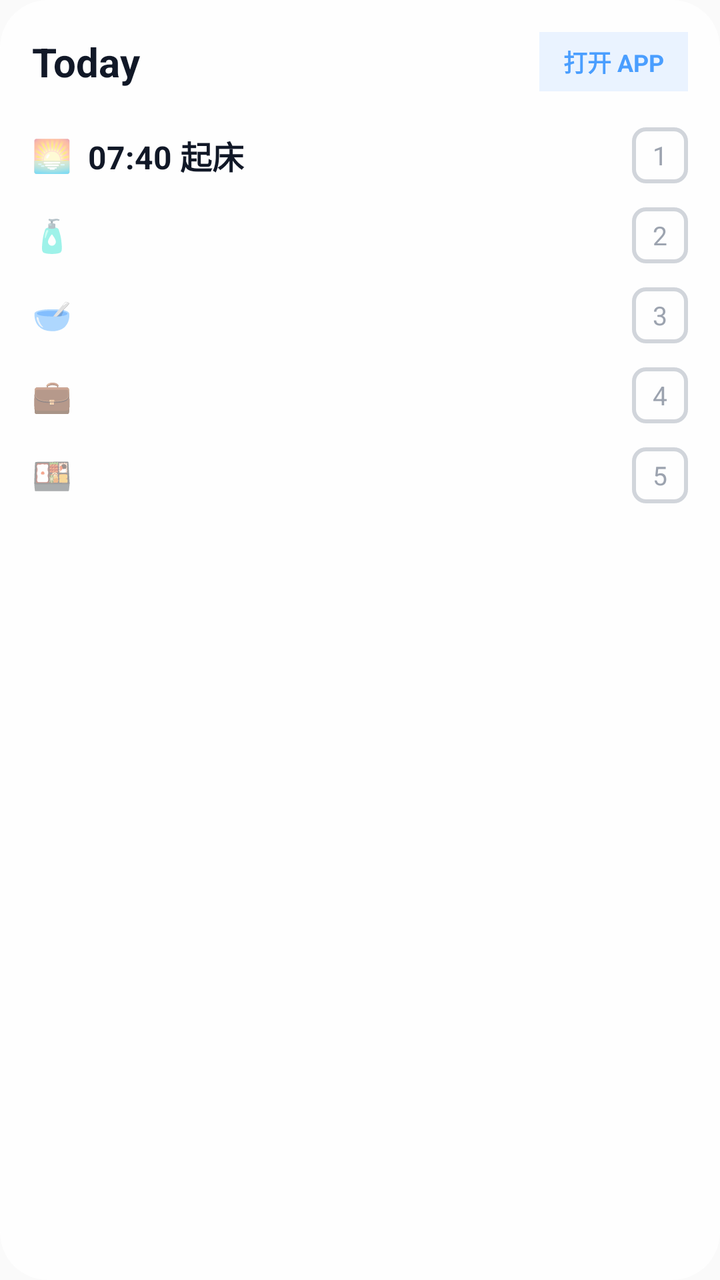
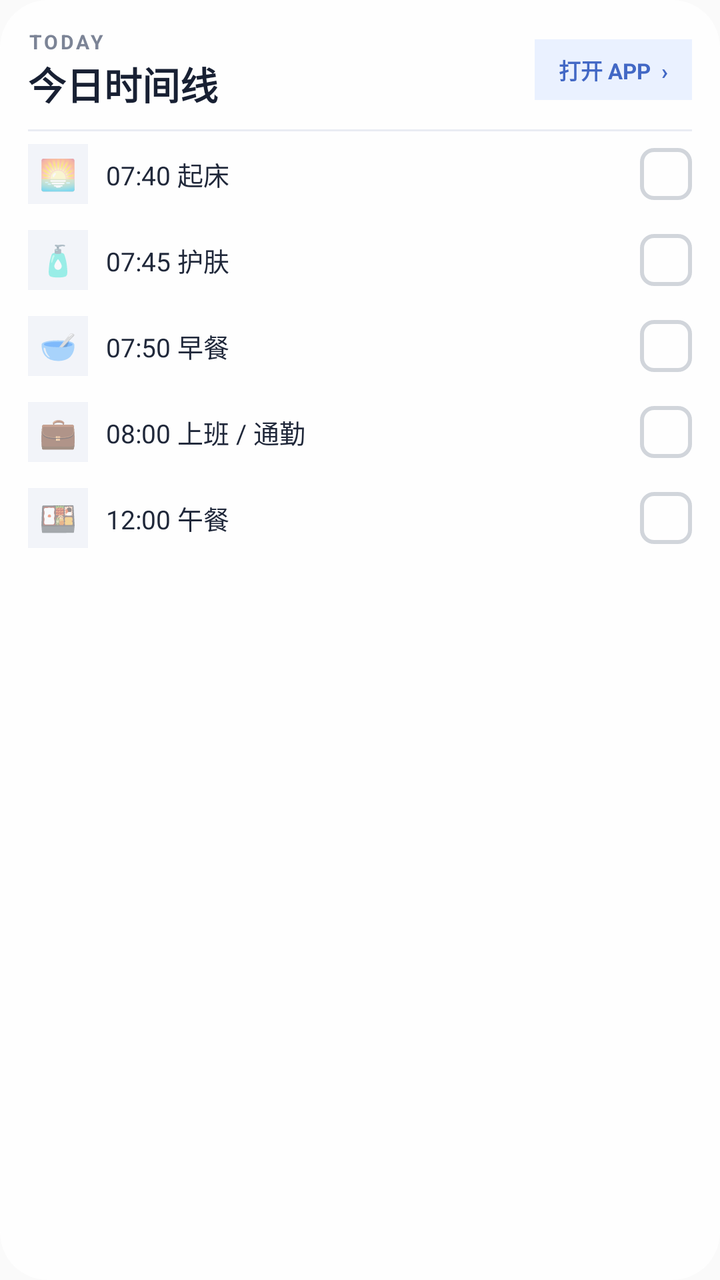

Screens rendered from an Android XML layout before and after an edit, with the pre-edit source and the edit as a unified diff.
<!-- AndroidManifest.xml: application theme Theme.AppCompat.Light.NoActionBar -->
<!-- res/layout/widget_health_card.xml -->
<?xml version="1.0" encoding="utf-8"?>
<LinearLayout xmlns:android="http://schemas.android.com/apk/res/android"
    android:layout_width="match_parent" android:layout_height="match_parent"
    android:background="@drawable/widget_bg_transparent" android:padding="16dp" android:orientation="vertical">
    
    
    <LinearLayout android:layout_width="match_parent" android:layout_height="wrap_content" android:orientation="horizontal" android:gravity="center_vertical" android:layout_marginBottom="12dp">
        <TextView android:layout_width="0dp" android:layout_weight="1" android:layout_height="wrap_content" android:text="Today" android:textColor="#111827" android:textSize="20dp" android:textStyle="bold" />
        <TextView android:id="@+id/widget_btn_open_app" android:layout_width="wrap_content" android:layout_height="wrap_content" android:text="打开 APP" android:background="#EAF3FF" android:paddingLeft="12dp" android:paddingRight="12dp" android:paddingTop="6dp" android:paddingBottom="6dp" android:textColor="#4A9EFF" android:textSize="12dp" android:textStyle="bold" />
    </LinearLayout>

    
    <LinearLayout android:id="@+id/widget_item_1_layout" android:layout_width="match_parent" android:layout_height="wrap_content" android:orientation="horizontal" android:gravity="center_vertical" android:paddingTop="6dp" android:paddingBottom="6dp">
        <TextView android:id="@+id/widget_item_1_icon" android:layout_width="wrap_content" android:layout_height="wrap_content" android:text="🌅" android:textSize="16dp" android:layout_marginRight="8dp" />
        <TextView android:id="@+id/widget_item_1_text" android:layout_width="0dp" android:layout_weight="1" android:layout_height="wrap_content" android:text="07:40 起床" android:textColor="#111827" android:textSize="16dp" android:textStyle="bold" android:maxLines="1" android:ellipsize="end" />
        <TextView android:id="@+id/widget_item_1_check" android:layout_width="28dp" android:layout_height="28dp" android:background="@drawable/widget_square_bg" android:text="1" android:textColor="#9CA3AF" android:textSize="13dp" android:gravity="center" android:layout_marginLeft="8dp" />
    </LinearLayout>

    
    <LinearLayout android:id="@+id/widget_item_2_layout" android:layout_width="match_parent" android:layout_height="wrap_content" android:orientation="horizontal" android:gravity="center_vertical" android:paddingTop="6dp" android:paddingBottom="6dp">
        <TextView android:id="@+id/widget_item_2_icon" android:layout_width="wrap_content" android:layout_height="wrap_content" android:text="🧴" android:textSize="16dp" android:layout_marginRight="8dp" />
        <TextView android:id="@+id/widget_item_2_text" android:layout_width="0dp" android:layout_weight="1" android:layout_height="wrap_content" android:text="" android:textColor="#111827" android:textSize="16dp" android:textStyle="bold" android:maxLines="1" android:ellipsize="end" />
        <TextView android:id="@+id/widget_item_2_check" android:layout_width="28dp" android:layout_height="28dp" android:background="@drawable/widget_square_bg" android:text="2" android:textColor="#9CA3AF" android:textSize="13dp" android:gravity="center" android:layout_marginLeft="8dp" />
    </LinearLayout>

    
    <LinearLayout android:id="@+id/widget_item_3_layout" android:layout_width="match_parent" android:layout_height="wrap_content" android:orientation="horizontal" android:gravity="center_vertical" android:paddingTop="6dp" android:paddingBottom="6dp">
        <TextView android:id="@+id/widget_item_3_icon" android:layout_width="wrap_content" android:layout_height="wrap_content" android:text="🥣" android:textSize="16dp" android:layout_marginRight="8dp" />
        <TextView android:id="@+id/widget_item_3_text" android:layout_width="0dp" android:layout_weight="1" android:layout_height="wrap_content" android:text="" android:textColor="#111827" android:textSize="16dp" android:textStyle="bold" android:maxLines="1" android:ellipsize="end" />
        <TextView android:id="@+id/widget_item_3_check" android:layout_width="28dp" android:layout_height="28dp" android:background="@drawable/widget_square_bg" android:text="3" android:textColor="#9CA3AF" android:textSize="13dp" android:gravity="center" android:layout_marginLeft="8dp" />
    </LinearLayout>

    
    <LinearLayout android:id="@+id/widget_item_4_layout" android:layout_width="match_parent" android:layout_height="wrap_content" android:orientation="horizontal" android:gravity="center_vertical" android:paddingTop="6dp" android:paddingBottom="6dp">
        <TextView android:id="@+id/widget_item_4_icon" android:layout_width="wrap_content" android:layout_height="wrap_content" android:text="💼" android:textSize="16dp" android:layout_marginRight="8dp" />
        <TextView android:id="@+id/widget_item_4_text" android:layout_width="0dp" android:layout_weight="1" android:layout_height="wrap_content" android:text="" android:textColor="#111827" android:textSize="16dp" android:textStyle="bold" android:maxLines="1" android:ellipsize="end" />
        <TextView android:id="@+id/widget_item_4_check" android:layout_width="28dp" android:layout_height="28dp" android:background="@drawable/widget_square_bg" android:text="4" android:textColor="#9CA3AF" android:textSize="13dp" android:gravity="center" android:layout_marginLeft="8dp" />
    </LinearLayout>

    
    <LinearLayout android:id="@+id/widget_item_5_layout" android:layout_width="match_parent" android:layout_height="wrap_content" android:orientation="horizontal" android:gravity="center_vertical" android:paddingTop="6dp" android:paddingBottom="6dp">
        <TextView android:id="@+id/widget_item_5_icon" android:layout_width="wrap_content" android:layout_height="wrap_content" android:text="🍱" android:textSize="16dp" android:layout_marginRight="8dp" />
        <TextView android:id="@+id/widget_item_5_text" android:layout_width="0dp" android:layout_weight="1" android:layout_height="wrap_content" android:text="" android:textColor="#111827" android:textSize="16dp" android:textStyle="bold" android:maxLines="1" android:ellipsize="end" />
        <TextView android:id="@+id/widget_item_5_check" android:layout_width="28dp" android:layout_height="28dp" android:background="@drawable/widget_square_bg" android:text="5" android:textColor="#9CA3AF" android:textSize="13dp" android:gravity="center" android:layout_marginLeft="8dp" />
    </LinearLayout>
</LinearLayout>
<!-- resources referenced by this layout -->
<resources>
  <!-- drawable widget_bg_transparent (drawable) -->
  <?xml version="1.0" encoding="utf-8"?>
  <shape xmlns:android="http://schemas.android.com/apk/res/android">
      <solid android:color="#E6FFFFFF" />
      <corners android:radius="24dp" />
  </shape>
  <!-- drawable widget_square_bg (drawable) -->
  <?xml version="1.0" encoding="utf-8"?>
  <shape xmlns:android="http://schemas.android.com/apk/res/android">
      <stroke android:width="2dp" android:color="#D1D5DB" />
      <solid android:color="#00000000" />
      <corners android:radius="6dp" />
  </shape>
</resources>

<!-- the commit's change to res/layout/widget_health_card.xml (unified diff, before → after) -->
@@ -1,46 +1,254 @@
 <?xml version="1.0" encoding="utf-8"?>
 <LinearLayout xmlns:android="http://schemas.android.com/apk/res/android"
-    android:layout_width="match_parent" android:layout_height="match_parent"
-    android:background="@drawable/widget_bg_transparent" android:padding="16dp" android:orientation="vertical">
-    
-    
-    <LinearLayout android:layout_width="match_parent" android:layout_height="wrap_content" android:orientation="horizontal" android:gravity="center_vertical" android:layout_marginBottom="12dp">
-        <TextView android:layout_width="0dp" android:layout_weight="1" android:layout_height="wrap_content" android:text="Today" android:textColor="#111827" android:textSize="20dp" android:textStyle="bold" />
-        <TextView android:id="@+id/widget_btn_open_app" android:layout_width="wrap_content" android:layout_height="wrap_content" android:text="打开 APP" android:background="#EAF3FF" android:paddingLeft="12dp" android:paddingRight="12dp" android:paddingTop="6dp" android:paddingBottom="6dp" android:textColor="#4A9EFF" android:textSize="12dp" android:textStyle="bold" />
-    </LinearLayout>
-
-    
-    <LinearLayout android:id="@+id/widget_item_1_layout" android:layout_width="match_parent" android:layout_height="wrap_content" android:orientation="horizontal" android:gravity="center_vertical" android:paddingTop="6dp" android:paddingBottom="6dp">
-        <TextView android:id="@+id/widget_item_1_icon" android:layout_width="wrap_content" android:layout_height="wrap_content" android:text="🌅" android:textSize="16dp" android:layout_marginRight="8dp" />
-        <TextView android:id="@+id/widget_item_1_text" android:layout_width="0dp" android:layout_weight="1" android:layout_height="wrap_content" android:text="07:40 起床" android:textColor="#111827" android:textSize="16dp" android:textStyle="bold" android:maxLines="1" android:ellipsize="end" />
-        <TextView android:id="@+id/widget_item_1_check" android:layout_width="28dp" android:layout_height="28dp" android:background="@drawable/widget_square_bg" android:text="1" android:textColor="#9CA3AF" android:textSize="13dp" android:gravity="center" android:layout_marginLeft="8dp" />
-    </LinearLayout>
-
-    
-    <LinearLayout android:id="@+id/widget_item_2_layout" android:layout_width="match_parent" android:layout_height="wrap_content" android:orientation="horizontal" android:gravity="center_vertical" android:paddingTop="6dp" android:paddingBottom="6dp">
-        <TextView android:id="@+id/widget_item_2_icon" android:layout_width="wrap_content" android:layout_height="wrap_content" android:text="🧴" android:textSize="16dp" android:layout_marginRight="8dp" />
-        <TextView android:id="@+id/widget_item_2_text" android:layout_width="0dp" android:layout_weight="1" android:layout_height="wrap_content" android:text="" android:textColor="#111827" android:textSize="16dp" android:textStyle="bold" android:maxLines="1" android:ellipsize="end" />
-        <TextView android:id="@+id/widget_item_2_check" android:layout_width="28dp" android:layout_height="28dp" android:background="@drawable/widget_square_bg" android:text="2" android:textColor="#9CA3AF" android:textSize="13dp" android:gravity="center" android:layout_marginLeft="8dp" />
-    </LinearLayout>
-
-    
-    <LinearLayout android:id="@+id/widget_item_3_layout" android:layout_width="match_parent" android:layout_height="wrap_content" android:orientation="horizontal" android:gravity="center_vertical" android:paddingTop="6dp" android:paddingBottom="6dp">
-        <TextView android:id="@+id/widget_item_3_icon" android:layout_width="wrap_content" android:layout_height="wrap_content" android:text="🥣" android:textSize="16dp" android:layout_marginRight="8dp" />
-        <TextView android:id="@+id/widget_item_3_text" android:layout_width="0dp" android:layout_weight="1" android:layout_height="wrap_content" android:text="" android:textColor="#111827" android:textSize="16dp" android:textStyle="bold" android:maxLines="1" android:ellipsize="end" />
-        <TextView android:id="@+id/widget_item_3_check" android:layout_width="28dp" android:layout_height="28dp" android:background="@drawable/widget_square_bg" android:text="3" android:textColor="#9CA3AF" android:textSize="13dp" android:gravity="center" android:layout_marginLeft="8dp" />
-    </LinearLayout>
-
-    
-    <LinearLayout android:id="@+id/widget_item_4_layout" android:layout_width="match_parent" android:layout_height="wrap_content" android:orientation="horizontal" android:gravity="center_vertical" android:paddingTop="6dp" android:paddingBottom="6dp">
-        <TextView android:id="@+id/widget_item_4_icon" android:layout_width="wrap_content" android:layout_height="wrap_content" android:text="💼" android:textSize="16dp" android:layout_marginRight="8dp" />
-        <TextView android:id="@+id/widget_item_4_text" android:layout_width="0dp" android:layout_weight="1" android:layout_height="wrap_content" android:text="" android:textColor="#111827" android:textSize="16dp" android:textStyle="bold" android:maxLines="1" android:ellipsize="end" />
-        <TextView android:id="@+id/widget_item_4_check" android:layout_width="28dp" android:layout_height="28dp" android:background="@drawable/widget_square_bg" android:text="4" android:textColor="#9CA3AF" android:textSize="13dp" android:gravity="center" android:layout_marginLeft="8dp" />
-    </LinearLayout>
-
-    
-    <LinearLayout android:id="@+id/widget_item_5_layout" android:layout_width="match_parent" android:layout_height="wrap_content" android:orientation="horizontal" android:gravity="center_vertical" android:paddingTop="6dp" android:paddingBottom="6dp">
-        <TextView android:id="@+id/widget_item_5_icon" android:layout_width="wrap_content" android:layout_height="wrap_content" android:text="🍱" android:textSize="16dp" android:layout_marginRight="8dp" />
-        <TextView android:id="@+id/widget_item_5_text" android:layout_width="0dp" android:layout_weight="1" android:layout_height="wrap_content" android:text="" android:textColor="#111827" android:textSize="16dp" android:textStyle="bold" android:maxLines="1" android:ellipsize="end" />
-        <TextView android:id="@+id/widget_item_5_check" android:layout_width="28dp" android:layout_height="28dp" android:background="@drawable/widget_square_bg" android:text="5" android:textColor="#9CA3AF" android:textSize="13dp" android:gravity="center" android:layout_marginLeft="8dp" />
+    android:layout_width="match_parent"
+    android:layout_height="match_parent"
+    android:orientation="vertical"
+    android:padding="14dp"
+    android:background="@drawable/widget_bg_transparent">
+
+    <LinearLayout
+        android:layout_width="match_parent"
+        android:layout_height="wrap_content"
+        android:gravity="center_vertical"
+        android:orientation="horizontal"
+        android:paddingBottom="9dp">
+        <LinearLayout
+            android:layout_width="0dp"
+            android:layout_height="wrap_content"
+            android:layout_weight="1"
+            android:orientation="vertical">
+            <TextView
+                android:layout_width="wrap_content"
+                android:layout_height="wrap_content"
+                android:text="TODAY"
+                android:textColor="#7C8496"
+                android:textSize="10sp"
+                android:textStyle="bold"
+                android:letterSpacing="0.12" />
+            <TextView
+                android:layout_width="wrap_content"
+                android:layout_height="wrap_content"
+                android:text="今日时间线"
+                android:textColor="#182033"
+                android:textSize="19sp"
+                android:textStyle="bold" />
+        </LinearLayout>
+        <TextView
+            android:id="@+id/widget_btn_open_app"
+            android:layout_width="wrap_content"
+            android:layout_height="wrap_content"
+            android:background="#EAF1FF"
+            android:paddingHorizontal="12dp"
+            android:paddingVertical="7dp"
+            android:text="打开 APP  ›"
+            android:textColor="#4268C5"
+            android:textSize="11sp"
+            android:textStyle="bold" />
+    </LinearLayout>
+
+    <View
+        android:layout_width="match_parent"
+        android:layout_height="1dp"
+        android:background="#E9ECF3" />
+
+
+    <LinearLayout
+        android:id="@+id/widget_item_1_layout"
+        android:layout_width="match_parent"
+        android:layout_height="wrap_content"
+        android:orientation="horizontal"
+        android:gravity="center_vertical"
+        android:minHeight="43dp"
+        android:paddingVertical="5dp">
+        <TextView
+            android:id="@+id/widget_item_1_icon"
+            android:layout_width="30dp"
+            android:layout_height="30dp"
+            android:gravity="center"
+            android:background="#F2F4F9"
+            android:text="🌅"
+            android:textSize="15sp" />
+        <TextView
+            android:id="@+id/widget_item_1_text"
+            android:layout_width="0dp"
+            android:layout_height="wrap_content"
+            android:layout_weight="1"
+            android:layout_marginStart="9dp"
+            android:text="07:40 起床"
+            android:textColor="#20283A"
+            android:textSize="13sp"
+            android:maxLines="1"
+            android:ellipsize="end" />
+        <TextView
+            android:id="@+id/widget_item_1_check"
+            android:layout_width="26dp"
+            android:layout_height="26dp"
+            android:layout_marginStart="7dp"
+            android:background="@drawable/widget_square_bg"
+            android:gravity="center"
+            android:text=""
+            android:textColor="#FFFFFF"
+            android:textSize="13sp"
+            android:textStyle="bold" />
+    </LinearLayout>
+
+    <LinearLayout
+        android:id="@+id/widget_item_2_layout"
+        android:layout_width="match_parent"
+        android:layout_height="wrap_content"
+        android:orientation="horizontal"
+        android:gravity="center_vertical"
+        android:minHeight="43dp"
+        android:paddingVertical="5dp">
+        <TextView
+            android:id="@+id/widget_item_2_icon"
+            android:layout_width="30dp"
+            android:layout_height="30dp"
+            android:gravity="center"
+            android:background="#F2F4F9"
+            android:text="🧴"
+            android:textSize="15sp" />
+        <TextView
+            android:id="@+id/widget_item_2_text"
+            android:layout_width="0dp"
+            android:layout_height="wrap_content"
+            android:layout_weight="1"
+            android:layout_marginStart="9dp"
+            android:text="07:45 护肤"
+            android:textColor="#20283A"
+            android:textSize="13sp"
+            android:maxLines="1"
+            android:ellipsize="end" />
+        <TextView
+            android:id="@+id/widget_item_2_check"
+            android:layout_width="26dp"
+            android:layout_height="26dp"
+            android:layout_marginStart="7dp"
+            android:background="@drawable/widget_square_bg"
+            android:gravity="center"
+            android:text=""
+            android:textColor="#FFFFFF"
+            android:textSize="13sp"
+            android:textStyle="bold" />
+    </LinearLayout>
+
+    <LinearLayout
+        android:id="@+id/widget_item_3_layout"
+        android:layout_width="match_parent"
+        android:layout_height="wrap_content"
+        android:orientation="horizontal"
+        android:gravity="center_vertical"
+        android:minHeight="43dp"
+        android:paddingVertical="5dp">
+        <TextView
+            android:id="@+id/widget_item_3_icon"
+            android:layout_width="30dp"
+            android:layout_height="30dp"
+            android:gravity="center"
+            android:background="#F2F4F9"
+            android:text="🥣"
+            android:textSize="15sp" />
+        <TextView
+            android:id="@+id/widget_item_3_text"
+            android:layout_width="0dp"
+            android:layout_height="wrap_content"
+            android:layout_weight="1"
+            android:layout_marginStart="9dp"
+            android:text="07:50 早餐"
+            android:textColor="#20283A"
+            android:textSize="13sp"
+            android:maxLines="1"
+            android:ellipsize="end" />
+        <TextView
+            android:id="@+id/widget_item_3_check"
+            android:layout_width="26dp"
+            android:layout_height="26dp"
+            android:layout_marginStart="7dp"
+            android:background="@drawable/widget_square_bg"
+            android:gravity="center"
+            android:text=""
+            android:textColor="#FFFFFF"
+            android:textSize="13sp"
+            android:textStyle="bold" />
+    </LinearLayout>
+
+    <LinearLayout
+        android:id="@+id/widget_item_4_layout"
+        android:layout_width="match_parent"
+        android:layout_height="wrap_content"
+        android:orientation="horizontal"
+        android:gravity="center_vertical"
+        android:minHeight="43dp"
+        android:paddingVertical="5dp">
+        <TextView
+            android:id="@+id/widget_item_4_icon"
+            android:layout_width="30dp"
+            android:layout_height="30dp"
+            android:gravity="center"
+            android:background="#F2F4F9"
+            android:text="💼"
+            android:textSize="15sp" />
+        <TextView
+            android:id="@+id/widget_item_4_text"
+            android:layout_width="0dp"
+            android:layout_height="wrap_content"
+            android:layout_weight="1"
+            android:layout_marginStart="9dp"
+            android:text="08:00 上班 / 通勤"
+            android:textColor="#20283A"
+            android:textSize="13sp"
+            android:maxLines="1"
+            android:ellipsize="end" />
+        <TextView
+            android:id="@+id/widget_item_4_check"
+            android:layout_width="26dp"
+            android:layout_height="26dp"
+            android:layout_marginStart="7dp"
+            android:background="@drawable/widget_square_bg"
+            android:gravity="center"
+            android:text=""
+            android:textColor="#FFFFFF"
+            android:textSize="13sp"
+            android:textStyle="bold" />
+    </LinearLayout>
+
+    <LinearLayout
+        android:id="@+id/widget_item_5_layout"
+        android:layout_width="match_parent"
+        android:layout_height="wrap_content"
+        android:orientation="horizontal"
+        android:gravity="center_vertical"
+        android:minHeight="43dp"
+        android:paddingVertical="5dp">
+        <TextView
+            android:id="@+id/widget_item_5_icon"
+            android:layout_width="30dp"
+            android:layout_height="30dp"
+            android:gravity="center"
+            android:background="#F2F4F9"
+            android:text="🍱"
+            android:textSize="15sp" />
+        <TextView
+            android:id="@+id/widget_item_5_text"
+            android:layout_width="0dp"
+            android:layout_height="wrap_content"
+            android:layout_weight="1"
+            android:layout_marginStart="9dp"
+            android:text="12:00 午餐"
+            android:textColor="#20283A"
+            android:textSize="13sp"
+            android:maxLines="1"
+            android:ellipsize="end" />
+        <TextView
+            android:id="@+id/widget_item_5_check"
+            android:layout_width="26dp"
+            android:layout_height="26dp"
+            android:layout_marginStart="7dp"
+            android:background="@drawable/widget_square_bg"
+            android:gravity="center"
+            android:text=""
+            android:textColor="#FFFFFF"
+            android:textSize="13sp"
+            android:textStyle="bold" />
     </LinearLayout>
 </LinearLayout>
